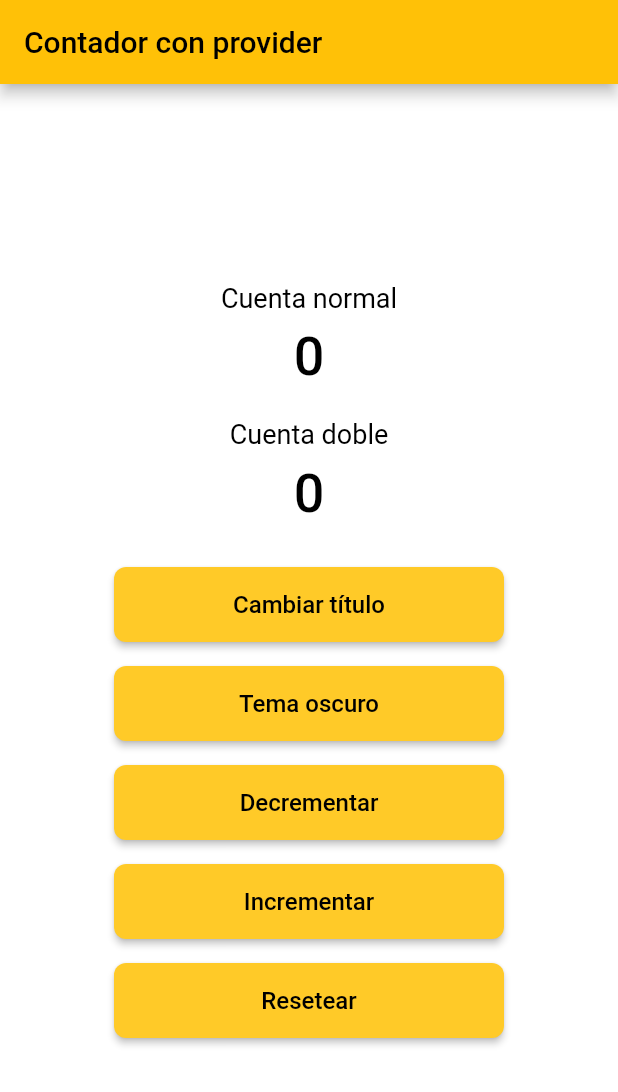
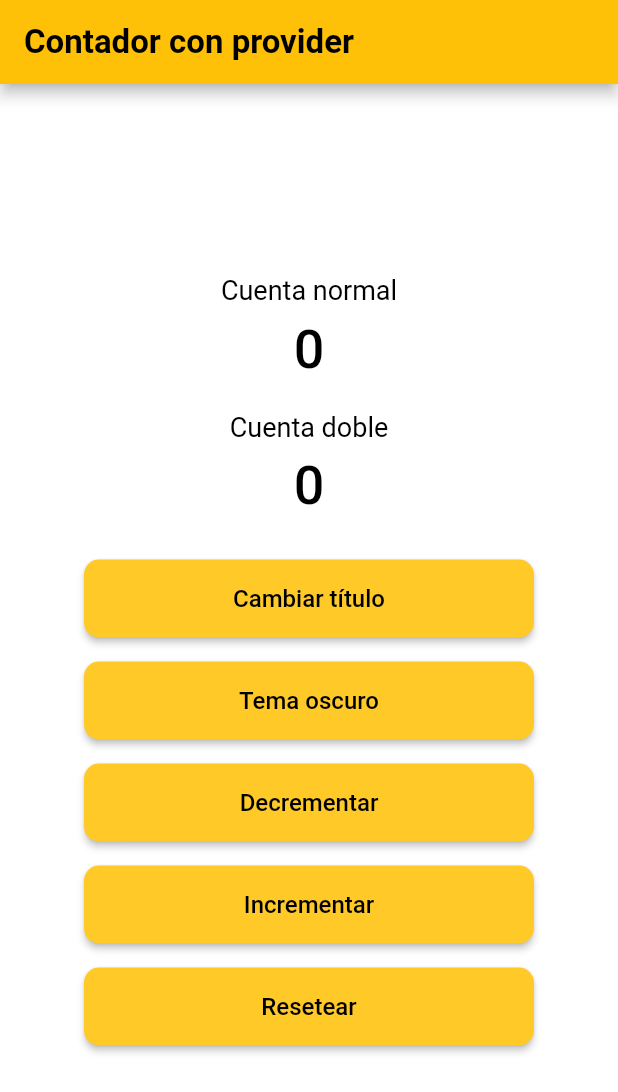
Before and after one commit to isaac78561045/flutter_states_provider, a Flutter app: the screen it shows after launch, on a phone screen of 412 x 824 dp. Shown: the top 1092 px of the screen. Run offline on Flutter 3.47's test engine with Material 3 defaults, Android fonts, the phone set to English and light mode, and no system bars.

Commit message:
Tercer commit

```diff
--- a/lib/pages/home_page.dart
+++ b/lib/pages/home_page.dart
@@ -47,11 +47,19 @@ class HomePage extends StatelessWidget {
     return Scaffold(
       backgroundColor: isDarkMode ? Colors.black : Colors.white,
       appBar: AppBar(
-        title: Text(themeProvider.title),
+        title: Text(
+          themeProvider.title,
+          style: const TextStyle(
+            fontSize: 22,
+            fontWeight: FontWeight.bold,
+          ),
+        ),
         backgroundColor: Colors.amber,
         foregroundColor: Colors.black,
+        centerTitle: false,
       ),
-      body: Center(
+      body: SafeArea(
+        child: Center(
           child: Column(
             mainAxisAlignment: MainAxisAlignment.center,
             children: [
@@ -90,15 +98,15 @@ class HomePage extends StatelessWidget {
               ),
               const SizedBox(height: 28),
               SizedBox(
-              width: 260,
-              height: 50,
+                width: 300,
+                height: 52,
                 child: ElevatedButton(
                   onPressed: showTitleDialog,
                   style: ElevatedButton.styleFrom(
                     backgroundColor: Colors.amber.shade400,
                     foregroundColor: Colors.black,
                     shape: RoundedRectangleBorder(
-                    borderRadius: BorderRadius.circular(8),
+                      borderRadius: BorderRadius.circular(10),
                     ),
                   ),
                   child: const Text(
@@ -109,15 +117,15 @@ class HomePage extends StatelessWidget {
               ),
               const SizedBox(height: 16),
               SizedBox(
-              width: 260,
-              height: 50,
+                width: 300,
+                height: 52,
                 child: ElevatedButton(
                   onPressed: () => context.read<ThemeProvider>().changeTheme(),
                   style: ElevatedButton.styleFrom(
                     backgroundColor: Colors.amber.shade400,
                     foregroundColor: Colors.black,
                     shape: RoundedRectangleBorder(
-                    borderRadius: BorderRadius.circular(8),
+                      borderRadius: BorderRadius.circular(10),
                     ),
                   ),
                   child: Text(
@@ -128,8 +136,8 @@ class HomePage extends StatelessWidget {
               ),
               const SizedBox(height: 16),
               SizedBox(
-              width: 260,
-              height: 50,
+                width: 300,
+                height: 52,
                 child: ElevatedButton(
                   onPressed: () {
                     context.read<CounterProvider>().decrease();
@@ -139,7 +147,7 @@ class HomePage extends StatelessWidget {
                     backgroundColor: Colors.amber.shade400,
                     foregroundColor: Colors.black,
                     shape: RoundedRectangleBorder(
-                    borderRadius: BorderRadius.circular(8),
+                      borderRadius: BorderRadius.circular(10),
                     ),
                   ),
                   child: const Text(
@@ -150,8 +158,8 @@ class HomePage extends StatelessWidget {
               ),
               const SizedBox(height: 16),
               SizedBox(
-              width: 260,
-              height: 50,
+                width: 300,
+                height: 52,
                 child: ElevatedButton(
                   onPressed: () {
                     context.read<CounterProvider>().increment();
@@ -161,7 +169,7 @@ class HomePage extends StatelessWidget {
                     backgroundColor: Colors.amber.shade400,
                     foregroundColor: Colors.black,
                     shape: RoundedRectangleBorder(
-                    borderRadius: BorderRadius.circular(8),
+                      borderRadius: BorderRadius.circular(10),
                     ),
                   ),
                   child: const Text(
@@ -172,15 +180,15 @@ class HomePage extends StatelessWidget {
               ),
               const SizedBox(height: 16),
               SizedBox(
-              width: 260,
-              height: 50,
+                width: 300,
+                height: 52,
                 child: ElevatedButton(
                   onPressed: () => context.read<CounterProvider>().reset(),
                   style: ElevatedButton.styleFrom(
                     backgroundColor: Colors.amber.shade400,
                     foregroundColor: Colors.black,
                     shape: RoundedRectangleBorder(
-                    borderRadius: BorderRadius.circular(8),
+                      borderRadius: BorderRadius.circular(10),
                     ),
                   ),
                   child: const Text(
@@ -192,6 +200,7 @@ class HomePage extends StatelessWidget {
             ],
           ),
         ),
+      ),
     );
   }
 }
```
Lines whose indentation alone changed are shown as unchanged.
